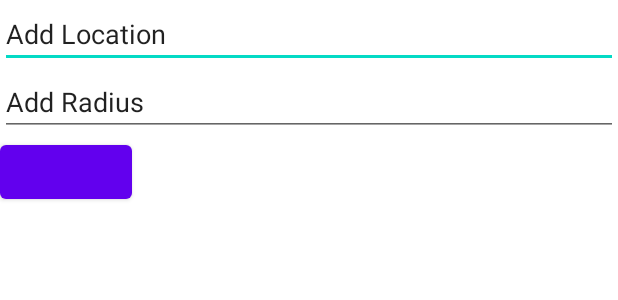
After one commit to dietzl/FinalProject, an Android app: the layout add_locations_fragment.xml on its own in the app's theme, with its tools: preview values and no code run, on a phone screen of 412 x 824 dp. The commit adds this screen. Shown: the top 300 px of the screen. Run offline under Robolectric (Android 15) with nearby library versions, the phone set to English and light mode, and no system bars.

Commit message:
Add Location Fragment first implementation

```diff
--- a/app/src/main/java/com/cs492/ringmanager/ui/LocationsFragment.kt
+++ b/app/src/main/java/com/cs492/ringmanager/ui/LocationsFragment.kt
@@ -3,6 +3,7 @@ package com.cs492.ringmanager.ui
 import android.os.Bundle
 import androidx.fragment.app.Fragment
 import android.view.View
+import android.widget.Button
 import androidx.fragment.app.viewModels
 import androidx.recyclerview.widget.RecyclerView
 import com.cs492.ringmanager.R
@@ -16,6 +17,8 @@ class LocationsFragment : Fragment(R.layout.locations_fragment) {
 
     override fun onViewCreated(view: View, savedInstanceState: Bundle?) {
         super.onViewCreated(view, savedInstanceState)
+
+        val searchBtn: Button = view.findViewById(R.id.button_add_location)
 
         locationAdapter = LocationAdapter(::onLocationItemClick)
         locationListRV = view.findViewById(R.id.rv_location_list)
--- /dev/null
+++ b/app/src/main/res/layout/add_locations_fragment.xml
@@ -0,0 +1,26 @@
+<?xml version="1.0" encoding="utf-8"?>
+<LinearLayout xmlns:android="http://schemas.android.com/apk/res/android"
+    android:orientation="vertical"
+    android:layout_width="match_parent"
+    android:layout_height="match_parent">
+
+    <com.google.android.material.textfield.TextInputEditText
+        android:id="@+id/et_location_text"
+        android:layout_width="match_parent"
+        android:layout_height="wrap_content"
+        android:text="@string/add_location_text"/>
+
+    <com.google.android.material.textfield.TextInputEditText
+        android:id="@+id/et_radius_text"
+        android:layout_width="match_parent"
+        android:layout_height="wrap_content"
+        android:text="@string/add_radius_text" />
+
+    <Button
+        android:id="@+id/search_button"
+        android:layout_width="wrap_content"
+        android:layout_height="wrap_content"
+         />
+
+
+</LinearLayout>
--- a/app/src/main/res/values/strings.xml
+++ b/app/src/main/res/values/strings.xml
@@ -1,5 +1,8 @@
 <resources>
     <string name="app_name">Ring Manager</string>
     <string name="et_input_radius_default">75</string>
+    <string name="add_location_text">Add Location</string>
+    <string name="add_radius_text">Add Radius</string>
+    <string name="search_button">Search</string>
     <string name="button_add_location_text">Add Location</string>
 </resources>
```
Also changed, not shown: app/src/main/java/com/cs492/ringmanager/ui/AddLocationFragment.kt (+49 -1 lines), app/src/main/java/com/cs492/ringmanager/ui/AddLocationViewModel.kt (added, +25 -0 lines).
